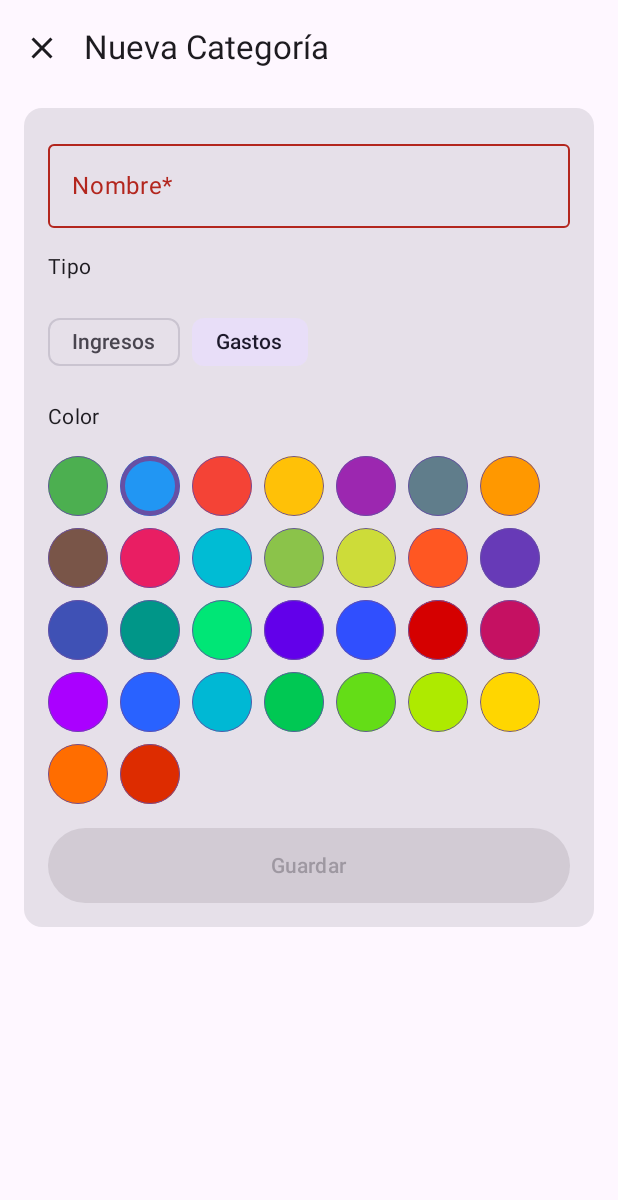
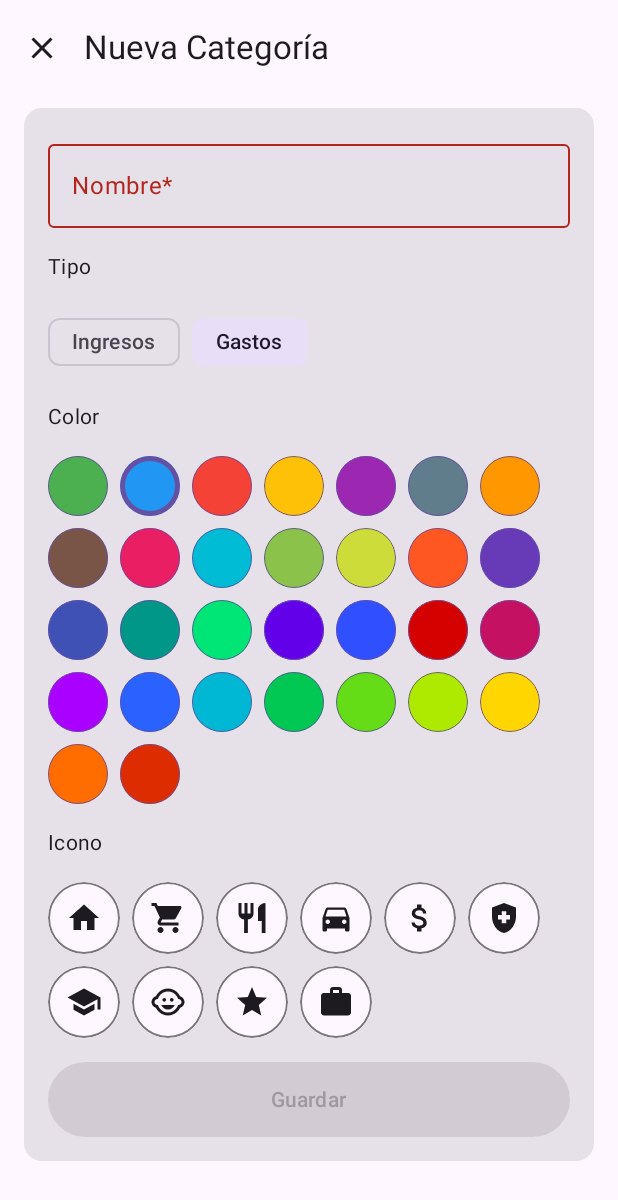
Before and after one commit to ing-fabiansuarez/GuardaditoApp, an Android app built with Jetpack Compose: the CategoryFormScreen screen opened through its navigation route, on a phone screen of 412 x 824 dp. Shown: the top 1200 px of the screen. Run offline under Robolectric (Android 15) with nearby library versions, the phone set to English and light mode, and no system bars; our stand-ins replace Room's generated code.

Commit message:
Hasta aqui se agregaron los iconos en el eformaulrio de la nueva categoria.

```diff
--- a/app/src/main/java/software/mys/guardaditoapp/ui/models/CategoryUi.kt
+++ b/app/src/main/java/software/mys/guardaditoapp/ui/models/CategoryUi.kt
@@ -1,21 +1,62 @@
 package software.mys.guardaditoapp.ui.models
 
-import androidx.compose.material.icons.Icons
 import androidx.compose.material.icons.filled.Category
 import androidx.compose.material3.Icon
-import androidx.compose.runtime.Composable
+
 import androidx.compose.ui.graphics.Color
 import software.mys.guardaditoapp.data.local.entities.CategoryEntity
 import software.mys.guardaditoapp.data.local.entities.CategoryEntityType
+import androidx.compose.material.icons.Icons
+import androidx.compose.material.icons.filled.*
+import androidx.compose.runtime.Composable
+
+import androidx.compose.ui.graphics.vector.ImageVector
+
+// Lista de iconos disponibles
+val availableIcons = listOf(
+    Icons.Default.Home,
+    Icons.Default.ShoppingCart,
+    Icons.Default.Restaurant,
+    Icons.Default.DirectionsCar,
+    Icons.Default.AttachMoney,
+    Icons.Default.HealthAndSafety,
+    Icons.Default.School,
+    Icons.Default.ChildCare,
+    Icons.Default.Star,
+    Icons.Default.Work
+)
 
 data class CategoryUi(
     val title: String,
-    var color: Color = Color.Black,
+    val color: Color = Color.Black,
     val type: CategoryUiType = CategoryUiType.EXPENSE,
-    var icon: @Composable () -> Unit = {
-        Icon(imageVector = Icons.Default.Category, contentDescription = null)
+    val icon: ImageVector = Icons.Default.Category
+) {
+    fun toEntity(): CategoryEntity {
+        return CategoryEntity(
+            name = this.title,
+            type = when(this.type) {
+                CategoryUiType.INCOME -> CategoryEntityType.INCOME
+                CategoryUiType.EXPENSE -> CategoryEntityType.EXPENSE
+            },
+            color = this.color.value.toLong(),
+            iconName = icon.name // Guardamos el nombre del icono
+        )
     }
-)
+}
+
+fun CategoryEntity.toCategoryUi(): CategoryUi {
+    return CategoryUi(
+        title = this.name,
+        color = Color(this.color),
+        type = when(this.type) {
+            CategoryEntityType.INCOME -> CategoryUiType.INCOME
+            CategoryEntityType.EXPENSE -> CategoryUiType.EXPENSE
+        },
+        icon = availableIcons.find { it.name == iconName } ?: Icons.Default.Category
+    )
+}
+
 
 // Definimos un enum para los tipos de categorías.
 enum class CategoryUiType {
@@ -29,15 +70,3 @@ enum class CategoryUiType {
         }
     }
 }
-
-// Extensión para convertir CategoryUi a CategoryEntity
-fun CategoryUi.toEntity(): CategoryEntity {
-    return CategoryEntity(
-        name = this.title,
-        type = when(this.type) {
-            CategoryUiType.INCOME -> CategoryEntityType.INCOME
-            CategoryUiType.EXPENSE -> CategoryEntityType.EXPENSE
-        },
-        color = this.color.value.toLong()
-    )
-}
--- a/app/src/main/java/software/mys/guardaditoapp/ui/screen/CategoryFormScreen.kt
+++ b/app/src/main/java/software/mys/guardaditoapp/ui/screen/CategoryFormScreen.kt
@@ -39,7 +39,9 @@ import androidx.compose.ui.unit.dp
 import androidx.lifecycle.viewmodel.compose.viewModel
 import software.mys.guardaditoapp.ui.viewmodel.CategoryFormViewModel
 import androidx.compose.runtime.collectAsState
+import androidx.compose.ui.Alignment
 import software.mys.guardaditoapp.ui.models.CategoryUiType
+import software.mys.guardaditoapp.ui.models.availableIcons
 
 
 @OptIn(ExperimentalMaterial3Api::class, ExperimentalLayoutApi::class)
@@ -145,6 +147,37 @@ fun CategoryFormScreen(
                     }
                 }
 
+                Text("Icono", style = MaterialTheme.typography.bodyMedium)
+                FlowRow(
+                    modifier = Modifier.fillMaxWidth(),
+                    horizontalArrangement = Arrangement.spacedBy(8.dp),
+                    verticalArrangement = Arrangement.spacedBy(8.dp),
+                ) {
+                    availableIcons.forEach { icon ->
+                        Box(
+                            modifier = Modifier
+                                .size(48.dp)
+                                .clip(CircleShape)
+                                .background(MaterialTheme.colorScheme.surface)
+                                .border(
+                                    width = if (icon == uiState.selectedIcon) 2.dp else 1.dp,
+                                    color = if (icon == uiState.selectedIcon)
+                                        MaterialTheme.colorScheme.primary
+                                    else MaterialTheme.colorScheme.outline,
+                                    shape = CircleShape
+                                )
+                                .clickable { viewModel.setIcon(icon) },
+                            contentAlignment = Alignment.Center
+                        ) {
+                            Icon(
+                                imageVector = icon,
+                                contentDescription = null,
+                                tint = MaterialTheme.colorScheme.onSurface
+                            )
+                        }
+                    }
+                }
+
                 // Botón Guardar
                 Button(
                     onClick = { viewModel.saveCategory(onSaveComplete) },
--- a/app/src/main/java/software/mys/guardaditoapp/ui/screen/tabs/CategoriesTab.kt
+++ b/app/src/main/java/software/mys/guardaditoapp/ui/screen/tabs/CategoriesTab.kt
@@ -220,7 +220,7 @@ fun CategoryItem(category: CategoryUi, onDelete: () -> Unit = {}) {
                 ,
                 contentAlignment = Alignment.Center
             ) {
-                category.icon()
+                category.icon
             }
             Spacer(modifier = Modifier.width(16.dp))
             Text(text = category.title, fontSize = 16.sp, fontWeight = FontWeight.Medium)
--- a/app/src/main/java/software/mys/guardaditoapp/ui/viewmodel/CategoryFormViewModel.kt
+++ b/app/src/main/java/software/mys/guardaditoapp/ui/viewmodel/CategoryFormViewModel.kt
@@ -1,6 +1,8 @@
 package software.mys.guardaditoapp.ui.viewmodel
 
 import android.app.Application
+import androidx.compose.material.icons.Icons
+import androidx.compose.material.icons.filled.Category
 import androidx.compose.runtime.mutableStateOf
 import androidx.lifecycle.AndroidViewModel
 import androidx.lifecycle.ViewModel
@@ -10,8 +12,8 @@ import software.mys.guardaditoapp.data.local.AppDatabase
 import software.mys.guardaditoapp.data.repositories.CategoryRepository
 import software.mys.guardaditoapp.ui.models.CategoryUi
 import software.mys.guardaditoapp.ui.models.CategoryUiType
-import software.mys.guardaditoapp.ui.models.toEntity
 import androidx.compose.runtime.State
+import androidx.compose.ui.graphics.vector.ImageVector
 
 // ui/viewmodel/CategoryFormViewModel.kt
 class CategoryFormViewModel(application: Application) : AndroidViewModel(application) {
@@ -26,6 +28,10 @@ class CategoryFormViewModel(application: Application) : AndroidViewModel(applica
 
     fun setName(name: String) {
         _uiState.value = _uiState.value.copy(name = name)
+    }
+
+    fun setIcon(icon: ImageVector) {
+        _uiState.value = _uiState.value.copy(selectedIcon = icon)
     }
 
     fun setType(type: CategoryUiType) {
@@ -67,7 +73,8 @@ class CategoryFormViewModel(application: Application) : AndroidViewModel(applica
 data class CategoryFormState(
     val name: String = "",
     val selectedType: CategoryUiType = CategoryUiType.EXPENSE,
-    val selectedColor: Long = 0xFF2196F3, // Color azul por defecto
+    val selectedColor: Long = 0xFF2196F3,
+    val selectedIcon: ImageVector = Icons.Default.Category, // Nuevo campo
     val isLoading: Boolean = false,
     val error: String? = null
 ) {
```
Also changed, not shown: app/src/main/java/software/mys/guardaditoapp/data/local/entities/CategoryEntity.kt (+3 -10 lines).
